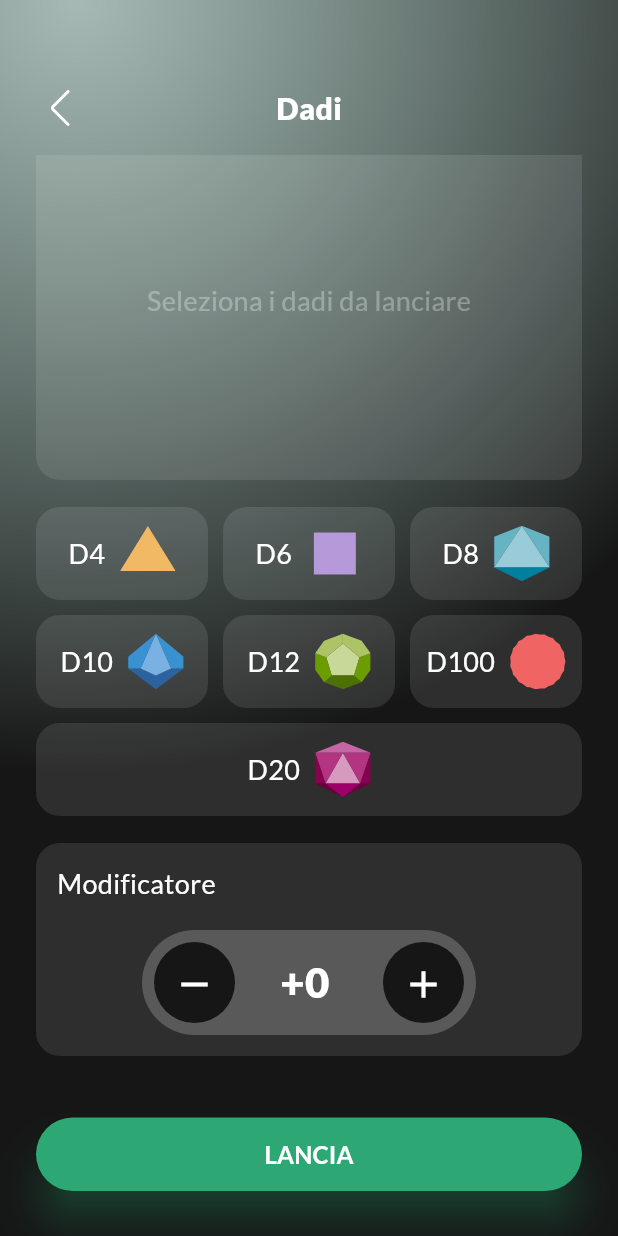
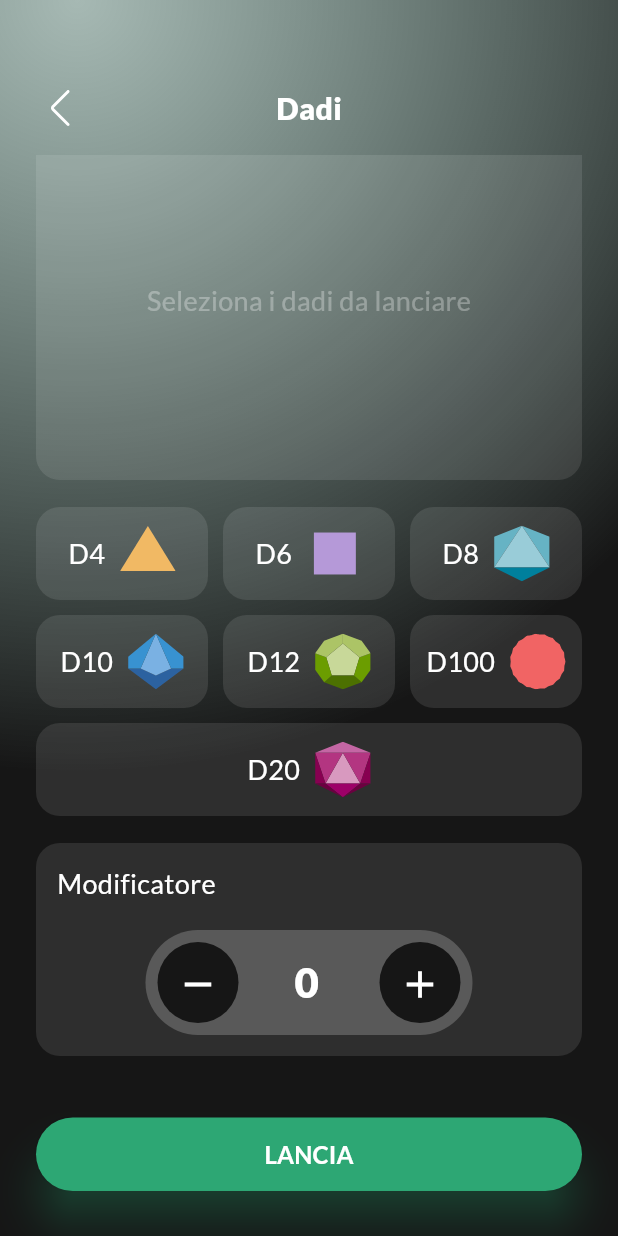
Before and after one commit to MrPio/Scheda_DnD_5e, a Flutter app: the DicePage screen opened by its route, scrolled down 41 dp, on a phone screen of 412 x 824 dp. Run offline on Flutter 3.47's test engine with Material 3 defaults, Android fonts, the phone set to English and light mode, and no system bars; our stand-ins replace cloud_firestore, firebase_auth, firebase_core, flutter_markdown, flutter_svg, google_fonts and 2 more; missing offline and left inert: dart:ffi; accounts and stored records are empty; network calls fail.

Commit message:
dice_page modifier improved with textfield

```diff
--- a/lib/view/dice_page.dart
+++ b/lib/view/dice_page.dart
@@ -1,6 +1,9 @@
 import 'dart:async';
 
+import 'package:flutter/cupertino.dart';
 import 'package:flutter/material.dart';
+import 'package:flutter/services.dart';
+import 'package:flutter/widgets.dart';
 import 'package:flutter_svg/svg.dart';
 import 'package:scheda_dnd_5e/enum/dice.dart';
 import 'package:scheda_dnd_5e/enum/fonts.dart';
@@ -31,7 +34,7 @@ class _DicePageState extends State<DicePage>
       minModifier = -20,
       maxModifier = 20;
   late final AnimationController _diceRotationController;
-  int _modifier = 0;
+  late final TextEditingController _modifierController;
 
   /// The number of columns of the selected dice grid is calculated according to the number of the dice
   int get numberOfCols {
@@ -63,6 +66,12 @@ class _DicePageState extends State<DicePage>
         return 1;
     }
   }
+
+  /// The integer value of the modifier
+  int get modifier => int.parse(_modifierController.text);
+
+  set modifier(int value) =>
+      setState(() => _modifierController.text = value.toString());
 
   @override
   Widget build(BuildContext context) {
@@ -97,11 +106,11 @@ class _DicePageState extends State<DicePage>
                               'assets/images/icons/chevron_left.svg',
                               height: 24),
                         ),
-                        if (_selectedDice.isNotEmpty || _modifier != 0)
+                        if (_selectedDice.isNotEmpty || modifier != 0)
                           GestureDetector(
                             onTap: () {
                               _selectedDice = [];
-                              _modifier = 0;
+                              modifier = 0;
                               setState(() {});
                             },
                             child: SvgPicture.asset(
@@ -201,16 +210,16 @@ class _DicePageState extends State<DicePage>
                                         width: 54,
                                         child: ElevatedButton(
                                           onPressed: () {
-                                            if (_modifier > minModifier) {
+                                            if (modifier > minModifier) {
                                               setState(() {
-                                                _modifier--;
+                                                modifier--;
                                               });
                                             }
                                           },
                                           onLongPress: () {
-                                            if (_modifier > minModifier + 4) {
+                                            if (modifier > minModifier + 4) {
                                               setState(() {
-                                                _modifier -= 5;
+                                                modifier -= 5;
                                               });
                                             }
                                           },
@@ -225,25 +234,47 @@ class _DicePageState extends State<DicePage>
                                               size: 30),
                                         ),
                                       ),
-                                      const SizedBox(width: 30),
-                                      Text(_modifier.toModifierString(),
-                                          style: Fonts.black(size: 28)),
-                                      const SizedBox(width: 30),
+                                      const SizedBox(
+                                          width: Measures.hMarginMed),
+                                      SizedBox(
+                                        width: 70,
+                                        child: TextField(
+                                            keyboardAppearance: Brightness.dark,
+                                            keyboardType: TextInputType.number,
+                                            maxLength: 3,
+                                            textAlign: TextAlign.center,
+                                            decoration: InputDecoration(
+                                                contentPadding:
+                                                    const EdgeInsets.fromLTRB(
+                                                        4, 8, 4, 8),
+                                                border: InputBorder.none,
+                                                hintStyle: Fonts.light(
+                                                    color: Palette.hint),
+                                                hoverColor:
+                                                    Palette.onBackground,
+                                                focusColor:
+                                                    Palette.onBackground,
+                                                counterText: ''),
+                                            controller: _modifierController,
+                                            style: Fonts.black(size: 28)),
+                                      ),
+                                      const SizedBox(
+                                          width: Measures.hMarginMed),
                                       SizedBox(
                                         height: 54,
                                         width: 54,
                                         child: ElevatedButton(
                                           onPressed: () {
-                                            if (_modifier < maxModifier) {
+                                            if (modifier < maxModifier) {
                                               setState(() {
-                                                _modifier++;
+                                                modifier++;
                                               });
                                             }
                                           },
                                           onLongPress: () {
-                                            if (_modifier < maxModifier - 4) {
+                                            if (modifier < maxModifier - 4) {
                                               setState(() {
-                                                _modifier += 5;
+                                                modifier += 5;
                                               });
                                             }
                                           },
@@ -364,9 +395,9 @@ class _DicePageState extends State<DicePage>
               child: Column(
                 children: [
                   Text(
-                      '(${_diceValues.where((e) => e > 0).join(' + ')})${_modifier != 0 ? ' ${_modifier.toSignString()} ${_modifier.abs()}' : ''} =',
+                      '(${_diceValues.where((e) => e > 0).join(' + ')})${modifier != 0 ? ' ${modifier.toSignString()} ${modifier.abs()}' : ''} =',
                       style: Fonts.regular(size: 24)),
-                  Text((_diceValues.sum() + _modifier).toString(),
+                  Text((_diceValues.sum() + modifier).toString(),
                       style: Fonts.black(size: 48))
                 ],
               ),
@@ -385,12 +416,31 @@ class _DicePageState extends State<DicePage>
   void initState() {
     _diceRotationController = AnimationController(
         vsync: this, duration: const Duration(milliseconds: rollDuration));
+    _modifierController = TextEditingController(text: '0');
+    _modifierController.addListener(() {
+      if (_modifierController.text.contains('--')) {
+        _modifierController.text =
+            _modifierController.text.replaceAll('--', '-');
+      }
+      if(_modifierController.text.contains('-') &&_modifierController.text.indexOf('-')!=0){
+        _modifierController.text ='-${_modifierController.text.replaceAll('-', '')}';
+      }
+      if(_modifierController.text.contains('.') || _modifierController.text.contains(',')){
+        _modifierController.text =_modifierController.text.replaceAll('.', '').replaceAll(',', '');
+      }
+      if (_modifierController.text.isEmpty) {
+        modifier = 0;
+      } else if (!_modifierController.text.contains('+') && modifier > 0) {
+        _modifierController.text = '+$modifier';
+      }
+    });
     super.initState();
   }
 
   @override
   void dispose() {
     _diceRotationController.dispose();
+    _modifierController.dispose();
     super.dispose();
   }
 }
```
